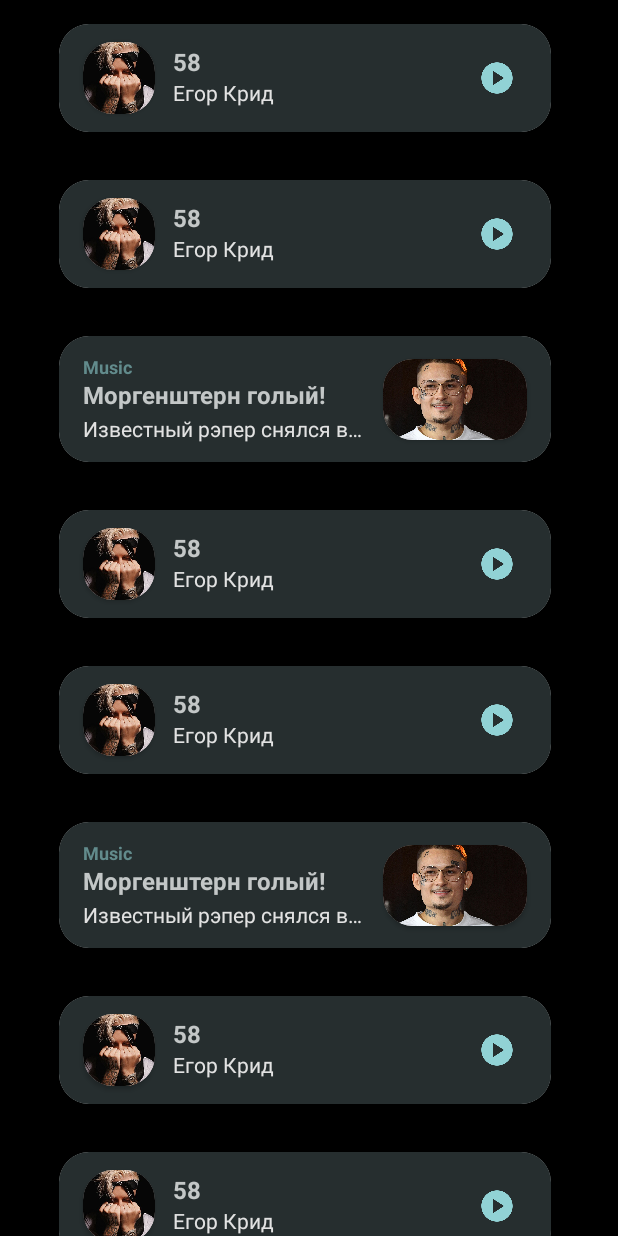
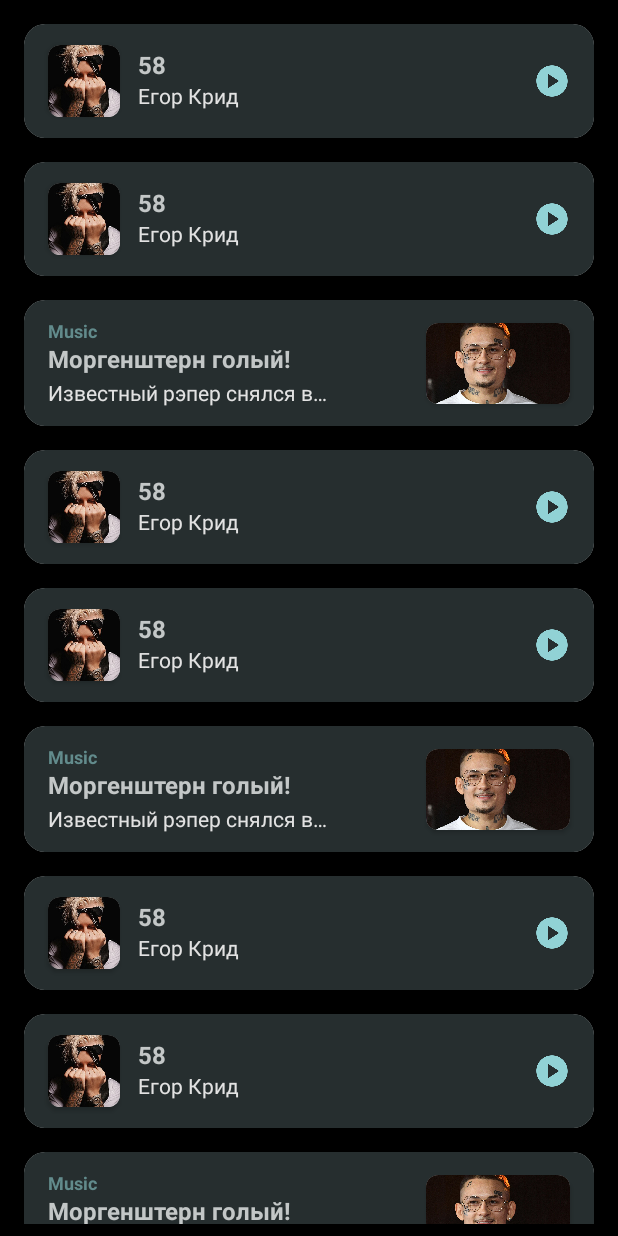
Before and after one commit to selfoma/NSU-Android-Course, an Android app built with Jetpack Compose: the screen it shows after launch (MainActivity), on a phone screen of 412 x 824 dp. Run offline under Robolectric (Android 15) with nearby library versions, the phone set to English and light mode, and no system bars.

Commit message:
Адаптивная верстка

```diff
--- a/Layout/app/src/main/res/layout/advertisement_item.xml
+++ b/Layout/app/src/main/res/layout/advertisement_item.xml
@@ -2,18 +2,18 @@
 <androidx.cardview.widget.CardView
     xmlns:android="http://schemas.android.com/apk/res/android"
     xmlns:app="http://schemas.android.com/apk/res-auto"
-    android:layout_width="328dp"
-    android:layout_height="84dp"
-    android:layout_marginStart="39dp"
-    android:layout_marginEnd="39dp"
-    android:layout_marginTop="16dp"
-    android:layout_marginBottom="16dp"
+    android:layout_width="match_parent"
+    android:layout_height="wrap_content"
+    android:layout_marginStart="16dp"
+    android:layout_marginTop="8dp"
+    android:layout_marginEnd="16dp"
+    android:layout_marginBottom="8dp"
     app:layout_constraintStart_toStartOf="parent"
     app:layout_constraintEnd_toEndOf="parent"
-    app:cardCornerRadius="20dp">
+    app:cardCornerRadius="14dp">
 
     <androidx.constraintlayout.widget.ConstraintLayout
-        android:layout_width="wrap_content"
+        android:layout_width="match_parent"
         android:layout_height="wrap_content"
         android:background="@color/player_item_background">
 
@@ -24,15 +24,15 @@
             android:layout_marginStart="16dp"
             android:layout_marginTop="12dp"
             android:layout_marginBottom="56dp"
-            android:layout_marginEnd="124dp"
             android:text="@string/advertisement_item_pattern_category"
             android:textSize="12sp"
             android:textColor="@color/player_item_bright"
             android:textStyle="bold"
+            android:maxLines="1"
+            android:ellipsize="end"
             app:layout_constraintStart_toStartOf="parent"
             app:layout_constraintTop_toTopOf="parent"
-            app:layout_constraintBottom_toBottomOf="parent"
-            app:layout_constraintEnd_toEndOf="parent" />
+            app:layout_constraintBottom_toBottomOf="parent" />
 
         <TextView
             android:id="@+id/ad_title"
@@ -41,15 +41,15 @@
             android:layout_marginStart="16dp"
             android:layout_marginTop="28dp"
             android:layout_marginBottom="32dp"
-            android:layout_marginEnd="124dp"
             android:text="@string/advertisement_item_pattern_title"
             android:textSize="16sp"
             android:textColor="@color/player_item_main"
             android:textStyle="bold"
+            android:maxLines="1"
+            android:ellipsize="end"
             app:layout_constraintStart_toStartOf="parent"
             app:layout_constraintTop_toTopOf="parent"
-            app:layout_constraintBottom_toBottomOf="parent"
-            app:layout_constraintEnd_toEndOf="parent" />
+            app:layout_constraintBottom_toBottomOf="parent" />
 
         <TextView
             android:id="@+id/ad_abstract"
@@ -58,27 +58,25 @@
             android:layout_marginStart="16dp"
             android:layout_marginTop="52dp"
             android:layout_marginBottom="12dp"
-            android:layout_marginEnd="124dp"
             android:text="@string/advertisement_item_pattern_abstract"
             android:textSize="14sp"
             android:textColor="@color/player_item_sub"
+            android:maxLines="1"
+            android:ellipsize="end"
             app:layout_constraintStart_toStartOf="parent"
             app:layout_constraintTop_toTopOf="parent"
-            app:layout_constraintBottom_toBottomOf="parent"
-            app:layout_constraintEnd_toEndOf="parent" />
+            app:layout_constraintBottom_toBottomOf="parent" />
 
         <androidx.cardview.widget.CardView
             android:layout_width="wrap_content"
             android:layout_height="wrap_content"
-            android:layout_marginStart="216dp"
             android:layout_marginTop="14dp"
             android:layout_marginBottom="14dp"
             android:layout_marginEnd="16dp"
-            app:layout_constraintStart_toStartOf="parent"
             app:layout_constraintTop_toTopOf="parent"
             app:layout_constraintBottom_toBottomOf="parent"
             app:layout_constraintEnd_toEndOf="parent"
-            app:cardCornerRadius="20dp">
+            app:cardCornerRadius="8dp">
 
             <ImageView
                 android:id="@+id/ad_image"
--- a/Layout/app/src/main/res/layout/player_activity.xml
+++ b/Layout/app/src/main/res/layout/player_activity.xml
@@ -7,7 +7,9 @@
 
     <androidx.recyclerview.widget.RecyclerView
         android:id="@+id/player_recycler_view"
-        android:layout_width="wrap_content"
-        android:layout_height="wrap_content" />
+        android:layout_width="match_parent"
+        android:layout_height="wrap_content"
+        android:layout_marginTop="8dp"
+        android:layout_marginBottom="8dp" />
 
 </LinearLayout>
--- a/Layout/app/src/main/res/layout/track_item.xml
+++ b/Layout/app/src/main/res/layout/track_item.xml
@@ -2,15 +2,15 @@
 <androidx.cardview.widget.CardView
     xmlns:android="http://schemas.android.com/apk/res/android"
     xmlns:app="http://schemas.android.com/apk/res-auto"
-    android:layout_width="328dp"
-    android:layout_height="72dp"
-    android:layout_marginStart="39dp"
-    android:layout_marginEnd="39dp"
-    android:layout_marginTop="16dp"
-    android:layout_marginBottom="16dp"
+    android:layout_width="match_parent"
+    android:layout_height="wrap_content"
+    android:layout_marginStart="16dp"
+    android:layout_marginEnd="16dp"
+    android:layout_marginTop="8dp"
+    android:layout_marginBottom="8dp"
     app:layout_constraintStart_toStartOf="parent"
     app:layout_constraintEnd_toEndOf="parent"
-    app:cardCornerRadius="20dp">
+    app:cardCornerRadius="14dp">
 
     <androidx.constraintlayout.widget.ConstraintLayout
         android:layout_width="match_parent"
@@ -24,7 +24,7 @@
             android:layout_marginStart="16dp"
             android:layout_marginTop="12dp"
             android:layout_marginBottom="12dp"
-            app:cardCornerRadius="20dp"
+            app:cardCornerRadius="8dp"
             app:layout_constraintBottom_toBottomOf="parent"
             app:layout_constraintStart_toStartOf="parent"
             app:layout_constraintTop_toTopOf="parent">
@@ -46,6 +46,8 @@
             android:layout_marginTop="14dp"
             android:layout_marginBottom="34dp"
             android:layout_marginEnd="68dp"
+            android:maxLines="1"
+            android:ellipsize="end"
             android:text="@string/track_item_pattern_title"
             android:textColor="@color/player_item_main"
             android:textSize="16sp"
@@ -62,6 +64,7 @@
             android:layout_marginTop="38dp"
             android:layout_marginBottom="14dp"
             android:layout_marginEnd="68dp"
+            android:ellipsize="end"
             android:text="@string/track_item_pattern_performer"
             android:textColor="@color/player_item_sub"
             android:textSize="14sp"
@@ -73,16 +76,13 @@
             android:id="@+id/play_icon"
             android:layout_width="24dp"
             android:layout_height="24dp"
-            android:layout_marginStart="282dp"
-            android:layout_marginTop="26dp"
-            android:layout_marginBottom="26dp"
-            android:layout_marginEnd="26dp"
+            android:layout_marginTop="16dp"
+            android:layout_marginBottom="16dp"
+            android:layout_marginEnd="16dp"
             android:src="@drawable/default_no_image"
-            app:layout_constraintStart_toStartOf="parent"
             app:layout_constraintTop_toTopOf="parent"
             app:layout_constraintBottom_toBottomOf="parent"
             app:layout_constraintEnd_toEndOf="parent" />
 
     </androidx.constraintlayout.widget.ConstraintLayout>
-
 </androidx.cardview.widget.CardView>
--- a/Layout/app/src/main/res/values/strings.xml
+++ b/Layout/app/src/main/res/values/strings.xml
@@ -4,7 +4,7 @@
     <string name="track_performer">Егор Крид</string>
     <string name="ad_category">Music</string>
     <string name="ad_title">Моргенштерн голый!</string>
-    <string name="ad_abstract">Известный рэпер снялся в…</string>
+    <string name="ad_abstract">Известный рэпер снялся в порно</string>
     <string name="track_item_pattern_title">TRACK_TITLE</string>
     <string name="track_item_pattern_performer">TRACK_PERFORMER</string>
     <string name="advertisement_item_pattern_category">AD_CATEGORY</string>
```
